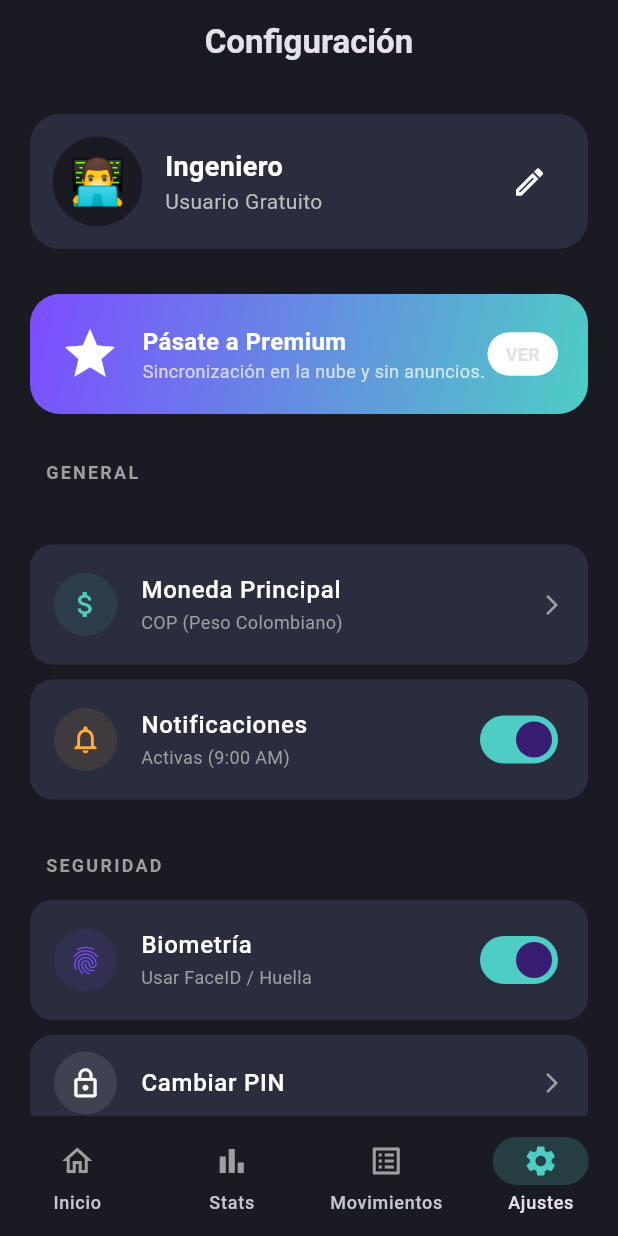
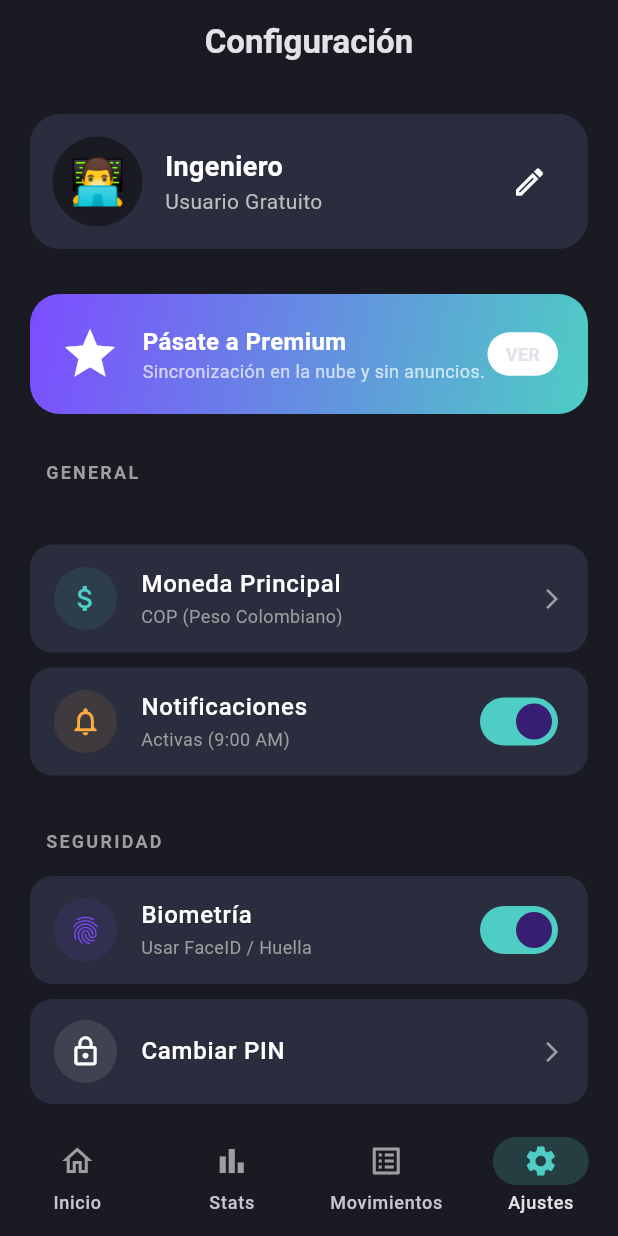
Before and after one commit to AndresCastilloPlata/balancea, a Flutter app: the screen it shows after launch, item 4 of the bottom bar chosen, on a phone screen of 412 x 824 dp. Run offline on Flutter 3.47's test engine with Material 3 defaults, Android fonts, the phone set to English and light mode, and no system bars; our stand-ins replace fl_chart, go_router.

Commit message:
Style: Unificación de altura de SettingsTiles usando BoxConstraints(minHeight) para consistencia visual

```diff
--- a/lib/presentation/screens/settings_screen.dart
+++ b/lib/presentation/screens/settings_screen.dart
@@ -130,12 +130,12 @@ class _CustomSettingsTile extends StatelessWidget {
         borderRadius: BorderRadius.circular(15),
 
         clipBehavior: Clip.hardEdge,
+        child: Container(
+          constraints: const BoxConstraints(minHeight: 70),
+          alignment: Alignment.center,
           child: ListTile(
             onTap: onTap,
-          contentPadding: const EdgeInsets.symmetric(
-            horizontal: 16,
-            vertical: 4,
-          ),
+            contentPadding: const EdgeInsets.symmetric(horizontal: 16),
 
             // Icono Principal
             leading: Container(
@@ -175,6 +175,7 @@ class _CustomSettingsTile extends StatelessWidget {
                     Icons.arrow_forward_ios,
                     color: Colors.grey,
                     size: 16,
+                  ),
           ),
         ),
       ),
```
Lines whose indentation alone changed are shown as unchanged.
